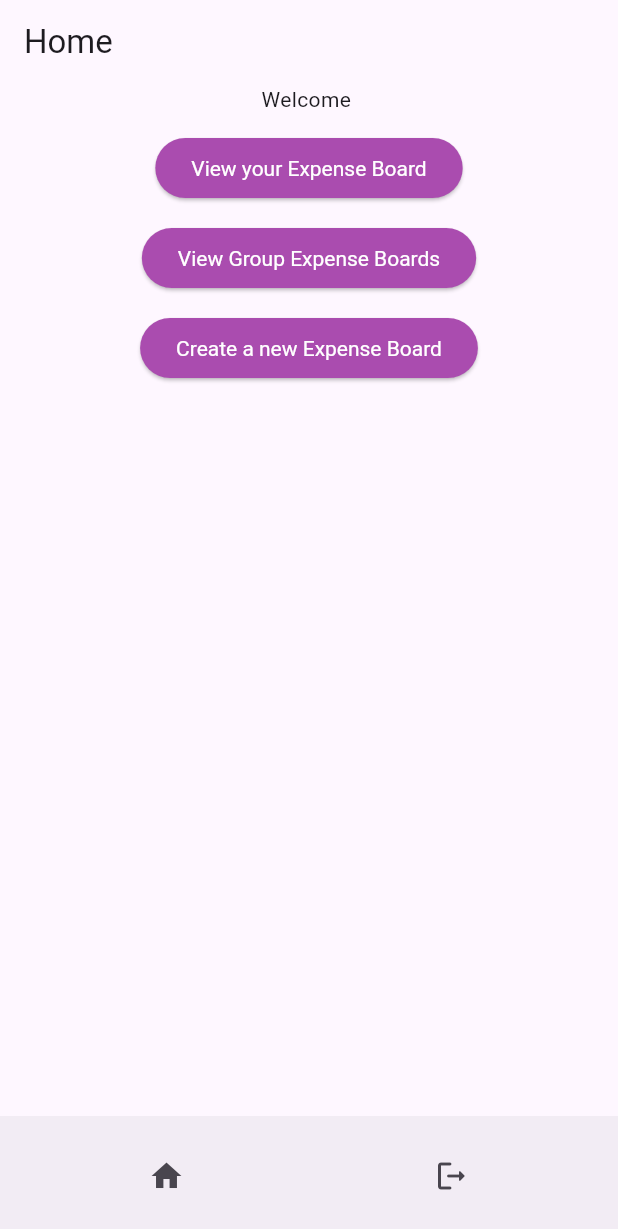
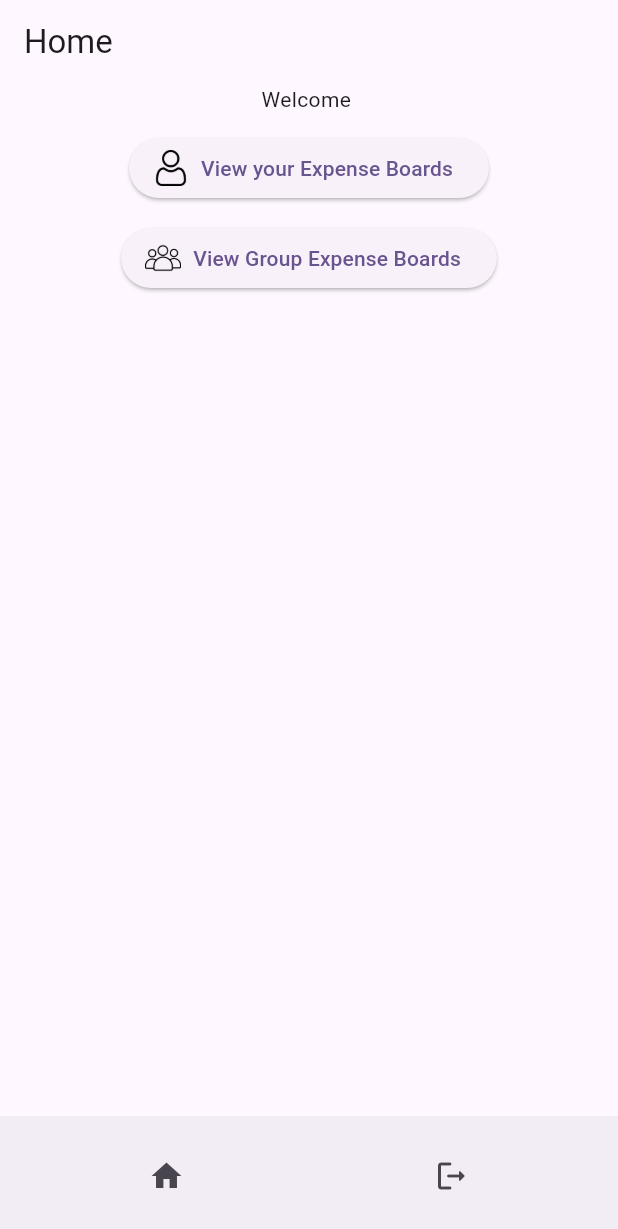
Before and after one commit to jkumz/expensee, a Flutter app: the screen it shows once a user with an empty profile is signed in, on a phone screen of 412 x 824 dp. Shown: the top 1229 px of the screen. Run offline on Flutter 3.47's test engine with Material 3 defaults, Android fonts, the phone set to English and light mode, and no system bars; our stand-ins replace flutter_dotenv, supabase_flutter; accounts and stored records are empty.

Commit message:
Tweaked home screen UI

```diff
--- /dev/null
+++ b/lib/components/buttons/home_buttons/view_solo_board_button.dart
@@ -0,0 +1,20 @@
+import 'package:flutter/material.dart';
+
+class ViewExpenseBoardsButton extends StatelessWidget {
+  final String text;
+  final String imagePath;
+  final VoidCallback onPressed;
+
+  ViewExpenseBoardsButton(
+      {required this.text, required this.imagePath, required this.onPressed});
+
+// TODO - text styling
+  @override
+  Widget build(BuildContext context) {
+    return ElevatedButton.icon(
+      icon: Image.asset(imagePath, width: 24, height: 24), // Use imagePath here
+      label: Text(text), // Text on the right
+      onPressed: onPressed,
+    );
+  }
+}
--- a/lib/config/constants.dart
+++ b/lib/config/constants.dart
@@ -37,3 +37,6 @@ const expenseItemFlex = 2;
 
 const boardCreationSuccessMessage = "Expense board created";
 const boardCreationFailureMessage = "Failed to create board";
+
+const ViewSoloExpenseBoardsBtnText = "View your Expense Boards";
+const ViewGroupExpenseBoardsBtnText = "View Group Expense Boards";
--- a/lib/screens/home.dart
+++ b/lib/screens/home.dart
@@ -3,6 +3,7 @@ import 'package:expensee/components/appbars/home_app_bar.dart';
 import 'package:expensee/components/bottom_bars/default_bottom_bar.dart';
 import 'package:expensee/components/buttons/home_buttons/create_board_button.dart';
 import 'package:expensee/components/buttons/home_buttons/view_expense.dart';
+import 'package:expensee/components/buttons/home_buttons/view_solo_board_button.dart';
 import 'package:expensee/config/constants.dart';
 import 'package:expensee/screens/expense_boards/board_creation_screen.dart';
 import 'package:expensee/screens/expense_boards/expense_boards_screen.dart';
@@ -33,6 +34,16 @@ class _HomeState extends State<Home> {
     super.dispose();
   }
 
+  void _navigateToSoloBoards() {
+    Navigator.of(context).pushNamed(ViewExpenseBoards.routeName,
+        arguments: ViewExpenseBoardArguments(isGroupBoard: false));
+  }
+
+  void _navigateToGroupBoards() {
+    Navigator.of(context).pushNamed(ViewExpenseBoards.routeName,
+        arguments: ViewExpenseBoardArguments(isGroupBoard: false));
+  }
+
   @override
   Widget build(BuildContext context) {
     return Scaffold(
@@ -53,23 +64,16 @@ class _HomeState extends State<Home> {
                     style: TextStyle(/**TODO - Create this style */),
                   ),
                   SizedBox(height: 12, width: 18),
-                  ViewExpenseButton(Text("View your Expense Board"), () {
-                    Navigator.of(context).pushNamed(ViewExpenseBoards.routeName,
-                        arguments:
-                            ViewExpenseBoardArguments(isGroupBoard: false));
-                  }),
+                  ViewExpenseBoardsButton(
+                      text: ViewSoloExpenseBoardsBtnText,
+                      imagePath: "assets/images/user.png",
+                      onPressed: _navigateToSoloBoards),
                   SizedBox(height: 12, width: 18),
-                  ViewExpenseButton(Text("View Group Expense Boards"), () {
-                    Navigator.of(context).pushNamed(ViewExpenseBoards.routeName,
-                        arguments:
-                            ViewExpenseBoardArguments(isGroupBoard: true));
-                  }),
+                  ViewExpenseBoardsButton(
+                      text: ViewGroupExpenseBoardsBtnText,
+                      imagePath: "assets/images/people.png",
+                      onPressed: _navigateToGroupBoards),
                   SizedBox(height: 12, width: 18),
-                  CreateExpenseBoardButton(Text("Create a new Expense Board"),
-                      () {
-                    Navigator.of(context)
-                        .pushNamed(BoardCreationScreen.routeName);
-                  })
                 ],
               ),
             )
--- a/pubspec.yaml
+++ b/pubspec.yaml
@@ -65,7 +65,6 @@ flutter:
   # the material Icons class.
   uses-material-design: true
 
-  # To add assets to your application, add an assets section, like this:
   assets:
      - .env
      - assets/images/
```
Also changed, not shown: assets/images/people.png (added), assets/images/user.png (added).
